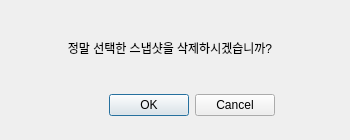
First picture: the form in GUI/ui_dir/Dlg3_Menu3_Evt.ui, repository 5drone/KSJr3DF-Project, before the edit.
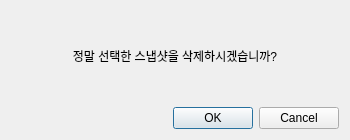
Second picture: the form after the edit. Icons and pictures are not drawn.

Patch:
```diff
--- a/GUI/ui_dir/Dlg3_Menu3_Evt.ui
+++ b/GUI/ui_dir/Dlg3_Menu3_Evt.ui
@@ -17,15 +17,9 @@
    <iconset>
     <normaloff>../icon/dron.jpeg</normaloff>../icon/dron.jpeg</iconset>
   </property>
+  <layout class="QGridLayout" name="gridLayout">
+   <item row="0" column="0">
   <widget class="QLabel" name="label">
-   <property name="geometry">
-    <rect>
-     <x>10</x>
-     <y>40</y>
-     <width>320</width>
-     <height>15</height>
-    </rect>
-   </property>
    <property name="text">
     <string>정말 선택한 스냅샷을 삭제하시겠습니까?</string>
    </property>
@@ -33,19 +27,15 @@
     <set>Qt::AlignCenter</set>
    </property>
   </widget>
+   </item>
+   <item row="1" column="0">
   <widget class="QDialogButtonBox" name="buttonBox">
-   <property name="geometry">
-    <rect>
-     <x>75</x>
-     <y>90</y>
-     <width>200</width>
-     <height>30</height>
-    </rect>
-   </property>
    <property name="standardButtons">
     <set>QDialogButtonBox::Cancel|QDialogButtonBox::Ok</set>
    </property>
   </widget>
+   </item>
+  </layout>
  </widget>
  <resources/>
  <connections/>
```
Lines whose indentation alone changed are shown as unchanged.
